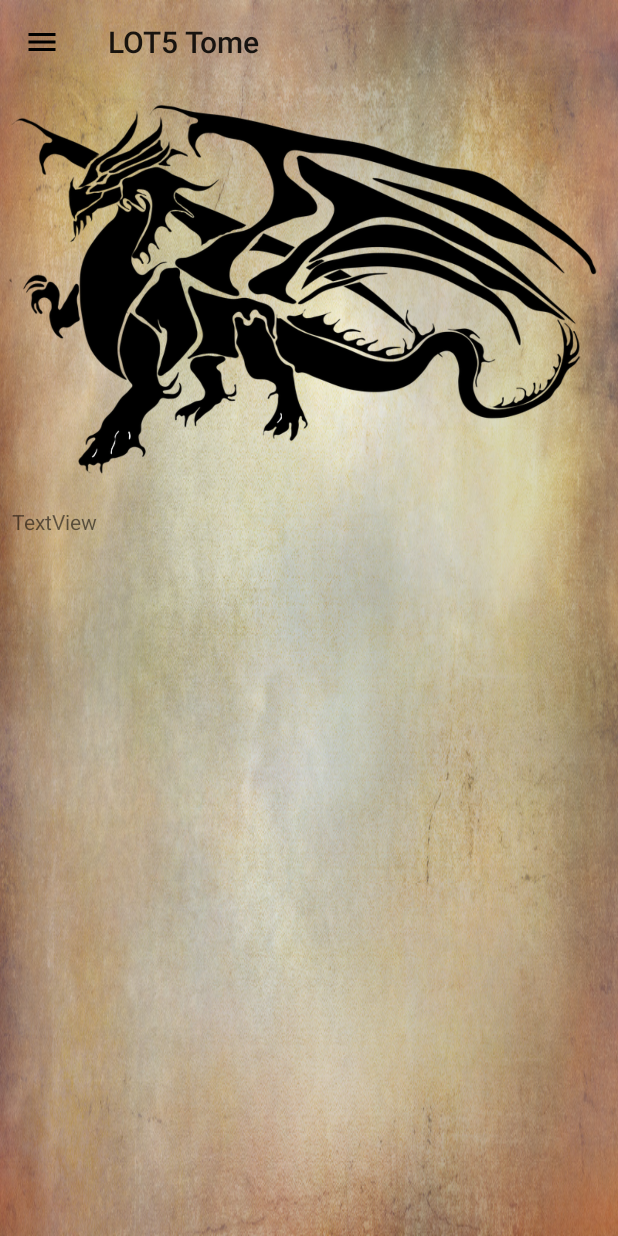
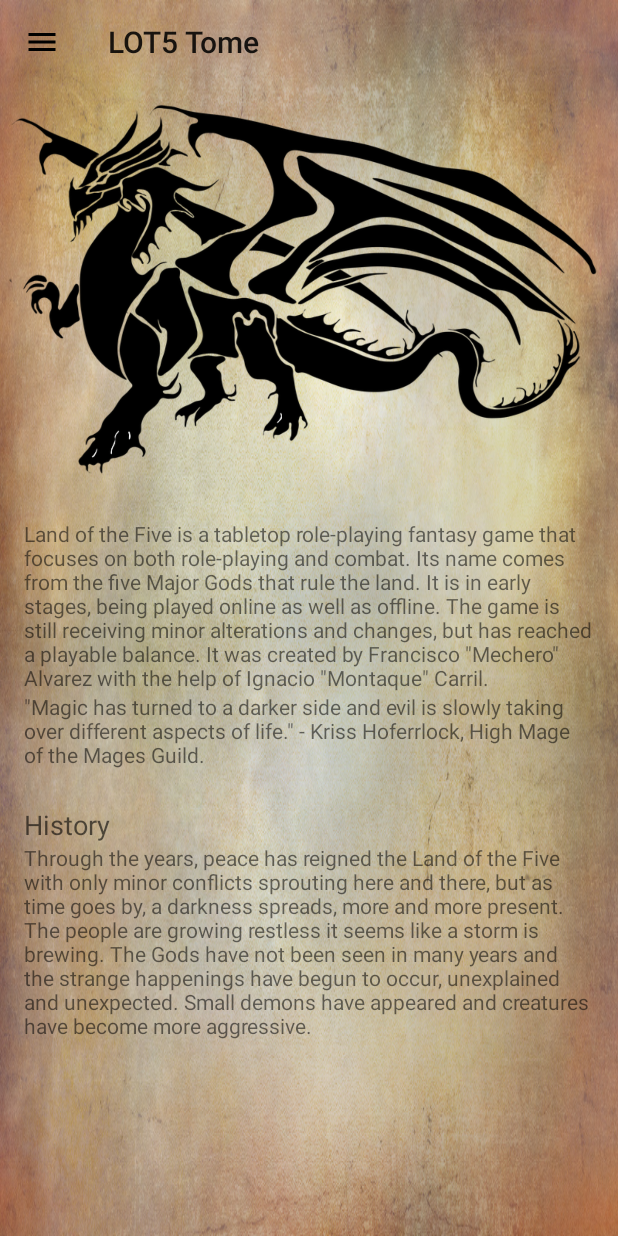
Before and after one commit to FcoAlvarez91/App_Movil_LOT5, an Android app: the screen it shows after launch (MainActivity), on a phone screen of 412 x 824 dp. Run offline under Robolectric (Android 15) with nearby library versions, the phone set to English and light mode, and no system bars.

Commit message:
Homepage scroll text added.

```diff
--- a/app/src/main/res/layout/fragment_home.xml
+++ b/app/src/main/res/layout/fragment_home.xml
@@ -18,15 +18,51 @@
         app:layout_constraintStart_toStartOf="parent"
         app:layout_constraintTop_toTopOf="parent" />
 
-    <TextView
-        android:id="@+id/textView5"
+    <ScrollView
         android:layout_width="0dp"
-        android:layout_height="wrap_content"
-        android:layout_marginEnd="8dp"
-        android:layout_marginStart="8dp"
-        android:layout_marginTop="8dp"
-        android:text="TextView"
+        android:layout_height="0dp"
+        android:layout_marginBottom="16dp"
+        android:padding="16dp"
+        app:layout_constraintBottom_toBottomOf="parent"
         app:layout_constraintEnd_toEndOf="parent"
+        app:layout_constraintHorizontal_bias="0.0"
         app:layout_constraintStart_toStartOf="parent"
-        app:layout_constraintTop_toBottomOf="@+id/imageView2" />
+        app:layout_constraintTop_toBottomOf="@+id/imageView2"
+        app:layout_constraintVertical_bias="0.0">
+
+        <LinearLayout
+            android:layout_width="match_parent"
+            android:layout_height="wrap_content"
+            android:orientation="vertical">
+
+            <TextView
+                android:layout_width="match_parent"
+                android:layout_height="wrap_content"
+                android:text="@string/description" />
+
+            <TextView
+                android:layout_width="match_parent"
+                android:layout_height="wrap_content"
+                android:text="@string/quote" />
+
+            <TextView
+                android:layout_width="match_parent"
+                android:layout_height="wrap_content"
+                android:text="     "
+                android:textAppearance="@style/TextAppearance.AppCompat.Medium" />
+
+            <TextView
+                android:layout_width="match_parent"
+                android:layout_height="wrap_content"
+                android:text="History"
+                android:textAppearance="@style/TextAppearance.AppCompat.Medium" />
+
+            <TextView
+                android:layout_width="match_parent"
+                android:layout_height="wrap_content"
+                android:text="@string/history" />
+
+        </LinearLayout>
+    </ScrollView>
+
 </android.support.constraint.ConstraintLayout>
--- a/app/src/main/res/values/strings.xml
+++ b/app/src/main/res/values/strings.xml
@@ -2,5 +2,7 @@
     <string name="app_name">LOT5 Tome</string>
 
     <!-- TODO: Remove or change this placeholder text -->
-    <string name="hello_blank_fragment">Hello blank fragment</string>
+    <string name="description">Land of the Five is a tabletop role-playing fantasy game that focuses on both role-playing and combat. Its name comes from the five Major Gods that rule the land. It is in early stages, being played online as well as offline. The game is still receiving minor alterations and changes, but has reached a playable balance. It was created by Francisco \"Mechero\" Alvarez with the help of Ignacio \"Montaque\" Carril.</string>
+    <string name="quote">\"Magic has turned to a darker side and evil is slowly taking over different aspects of life.\" - Kriss Hoferrlock, High Mage of the Mages Guild.</string>
+    <string name="history">Through the years, peace has reigned the Land of the Five with only minor conflicts sprouting here and there, but as time goes by, a darkness spreads, more and more present. The people are growing restless it seems like a storm is brewing. The Gods have not been seen in many years and the strange happenings have begun to occur, unexplained and unexpected. Small demons have appeared and creatures have become more aggressive.</string>
 </resources>
```
